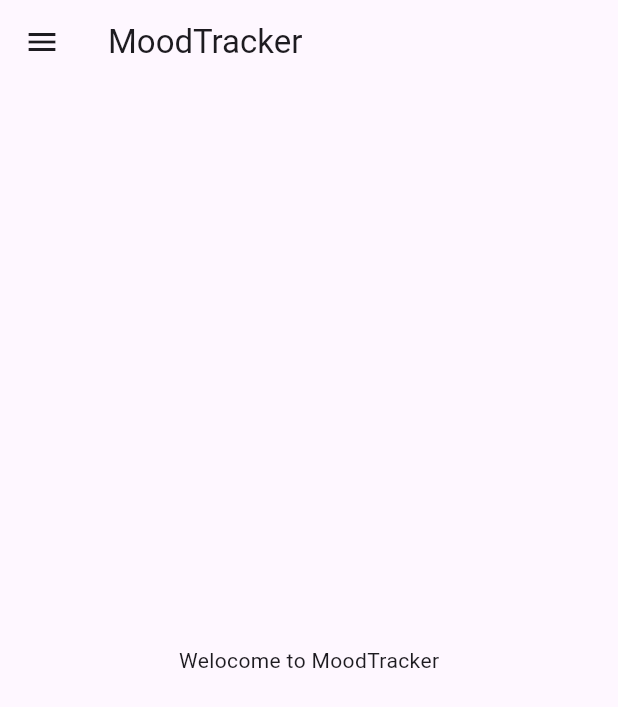
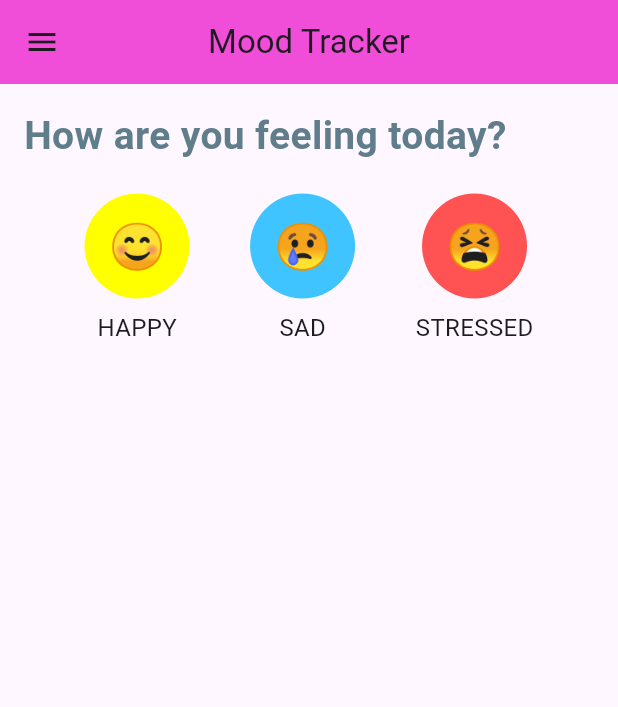
Before and after one commit to harshithaa-raj/mood, a Flutter app: the screen it shows after launch, on a phone screen of 412 x 824 dp. Shown: the top 707 px of the screen. Run offline on Flutter 3.47's test engine with Material 3 defaults, Android fonts, the phone set to English and light mode, and no system bars.

Commit message:
# commit

```diff
--- a/lib/Home_Page.dart
+++ /dev/null
@@ -1,19 +0,0 @@
-import 'package:flutter/material.dart';
-
-class Homepage extends StatelessWidget {
-  final String name='MoodTracker';
-
-  @override
-  Widget build(BuildContext context) {
-    return Scaffold(
-      appBar:AppBar(
-        title:Text('MoodTracker'),),
-      body:Center(
-        child:Container(
-          child:Text("Welocome to $name"),
-        ),
-      ),
-      drawer:Drawer(),
-      );
-  }
-}
--- a/lib/main.dart
+++ b/lib/main.dart
@@ -1,5 +1,7 @@
 import 'package:flutter/material.dart';
-import 'package:flutter_mood/Home_Page.dart';
+import 'package:flutter_mood/pages/home_page.dart';
+import 'package:flutter_mood/pages/login_page.dart';
+import 'package:flutter_mood/utils/routes.dart';
 
 void main(){
   runApp(MoodTracker());
@@ -10,10 +12,24 @@ class MoodTracker extends StatelessWidget {
 
   @override
   Widget build(BuildContext context) {
+     return MaterialApp(
 
+      themeMode:ThemeMode.light,
+      theme:ThemeData(
+        primarySwatch:Colors.deepPurple,
 
-    return MaterialApp(
-      home: Homepage(),
-    );
+       ),
+      darkTheme:ThemeData(
+        brightness:Brightness.dark,
+      ),
+      initialRoute: MyRoutes.homeRoute,
+      routes: {
+        "/":(context)=>LoginPage(),
+        MyRoutes.homeRoute:(context)=> Homepage(),
+        MyRoutes.loginRoute:(context)=>LoginPage(),
+
+    },
+      );
+
   }
 }
--- /dev/null
+++ b/lib/pages/Home_Page.dart
@@ -0,0 +1,96 @@
+import 'package:flutter/material.dart';
+
+class Homepage extends StatelessWidget {
+  final String name='MoodTracker';
+
+  @override
+  Widget build(BuildContext context) {
+    return Scaffold(
+      appBar:AppBar(
+        title:Text('Mood Tracker'),
+        backgroundColor: const Color.fromARGB(255, 255, 77, 222),
+        elevation: 5,
+        centerTitle: true,),
+      body:Padding(
+        padding: const EdgeInsets.all(16),
+        child: Column(
+          mainAxisAlignment: MainAxisAlignment.start,
+          crossAxisAlignment: CrossAxisAlignment.start,
+          children: <Widget> [
+            Text(
+              'How are you feeling today?',
+              style: TextStyle(
+                fontSize: 26,
+                fontWeight: FontWeight.bold,
+                color: Colors.blueGrey, ),
+            ),
+            SizedBox(
+              height: 20,
+            ),
+            Row(
+              mainAxisAlignment: MainAxisAlignment.spaceEvenly,
+              children: <Widget>[
+                MoodButton(
+                  mood:'HAPPY',
+                  color:Colors.yellowAccent,
+                  emoji:'😊',
+                ),
+                MoodButton(
+                  mood:'SAD',
+                  color:Colors.lightBlueAccent,
+                  emoji:'😢',
+                ),
+                MoodButton(
+                  mood:'STRESSED',
+                  color:Colors.redAccent,
+                  emoji:'😫',
+                ),
+
+
+
+              ],
+            ),
+
+          ],
+        ),
+
+        ),
+
+      drawer:Drawer(),
+      );
+  }
+}
+
+class MoodButton extends StatelessWidget {
+  final String mood;
+  final String emoji;
+  final Color color;
+
+  MoodButton({required this.mood,required this.emoji,required this.color});
+
+
+  @override
+  Widget build(BuildContext context) {
+    return Column(
+      children: [
+        CircleAvatar(
+          radius: 35,
+          backgroundColor: color,
+          child: Text(
+            emoji,
+            style: TextStyle(fontSize: 30),
+          ),
+        ),
+        SizedBox(
+          height: 8,
+        ),
+        Text(
+          mood,
+          style: TextStyle(
+            fontSize: 16
+          ),
+        )
+      ],
+    );
+  }
+}
--- /dev/null
+++ b/lib/utils/routes.dart
@@ -0,0 +1,4 @@
+class MyRoutes{
+  static String loginRoute="/LOGIN";
+  static String homeRoute="/home";
+}
--- a/pubspec.yaml
+++ b/pubspec.yaml
@@ -36,6 +36,7 @@ dependencies:
   # Use with the CupertinoIcons class for iOS style icons.
   cupertino_icons: ^1.0.8
 
+
 dev_dependencies:
   flutter_test:
     sdk: flutter
@@ -59,8 +60,8 @@ flutter:
   uses-material-design: true
 
   # To add assets to your application, add an assets section, like this:
-  # assets:
-  #   - images/a_dot_burr.jpeg
+  assets:
+    - assets/images/
   #   - images/a_dot_ham.jpeg
 
   # An image asset can refer to one or more resolution-specific "variants", see
```
Also changed, not shown: lib/pages/login_page.dart (added, +143 -0 lines), assets/images/image.png (added), lib/widgets/drawer.dart (added), 1 other file.
